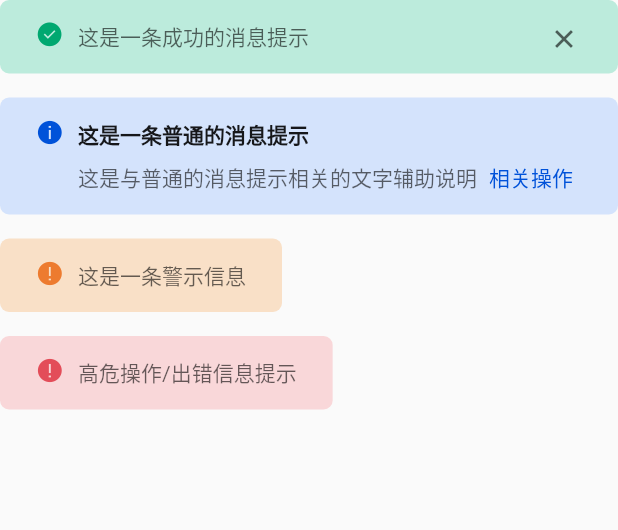
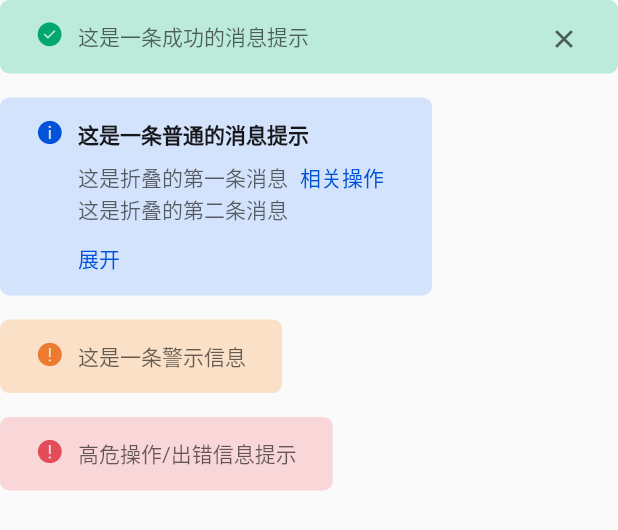
Before and after one commit to yixiaco/flutter_tdesign_desktop_ui, a Flutter app: the TAlertExample widget shown alone on an empty page, opened directly, on a phone screen of 412 x 824 dp. Shown: the top 530 px of the screen. Run offline on Flutter 3.47's test engine with Material 2 defaults, Android fonts, the phone set to English and light mode, and no system bars; our stand-ins replace flutter_svg, hooks_riverpod; Roboto replaces fonts that are missing (Microsoft YaHei).

Commit message:
最大行数展开

```diff
--- a/example/lib/components/alert/alert_example.dart
+++ b/example/lib/components/alert/alert_example.dart
@@ -12,14 +12,20 @@ class TAlertExample extends StatelessWidget {
       children: [
         const TAlert(
           theme: TAlertTheme.success,
-          message: Text('这是一条成功的消息提示'),
+          message: TextSpan(text: '这是一条成功的消息提示'),
           showClose: true,
           maxSize: true,
         ),
         TAlert(
           theme: TAlertTheme.info,
           title: const Text('这是一条普通的消息提示'),
-          message: const Text('这是与普通的消息提示相关的文字辅助说明'),
+          maxLine: 2,
+          message: const TextSpan(text: '''这是折叠的第一条消息
+这是折叠的第二条消息
+这是折叠的第三条消息
+这是折叠的第四条消息
+这是折叠的第五条消息
+这是折叠的第六条消息'''),
           operation: GestureDetector(
             onTap: () {
               print('相关操作');
@@ -29,11 +35,11 @@ class TAlertExample extends StatelessWidget {
         ),
         const TAlert(
           theme: TAlertTheme.warning,
-          message: Text('这是一条警示信息'),
+          message: TextSpan(text: '这是一条警示信息'),
         ),
         const TAlert(
           theme: TAlertTheme.error,
-          message: Text('高危操作/出错信息提示'),
+          message: TextSpan(text: '高危操作/出错信息提示'),
         ),
       ],
     );
--- a/lib/src/components/alert/alert.dart
+++ b/lib/src/components/alert/alert.dart
@@ -32,7 +32,7 @@ class TAlert extends StatefulWidget {
   final int maxLine;
 
   /// 内容（子元素）
-  final Widget? message;
+  final InlineSpan? message;
 
   /// 跟在告警内容后面的操作区。
   final Widget? operation;
@@ -58,10 +58,12 @@ class TAlert extends StatefulWidget {
 
 class _TAlertState extends State<TAlert> {
   late double _opacity;
+  late bool isExpand;
 
   @override
   void initState() {
     _opacity = 1;
+    isExpand = false;
     super.initState();
   }
 
@@ -142,27 +144,66 @@ class _TAlertState extends State<TAlert> {
     }
     //消息
     if (widget.message != null) {
-      message = DefaultTextStyle.merge(
-        style: TextStyle(
-          color: colorScheme.textColorSecondary,
-        ),
-        child: widget.message!,
+      message = TExpandableText(
+        inlineSpan: widget.message!,
+        maxLines: isExpand ? null : widget.maxLine,
+        builder: (context, child, isExpandable) {
+          return Column(
+            mainAxisSize: MainAxisSize.min,
+            crossAxisAlignment: CrossAxisAlignment.start,
+            children: [
+              AnimatedCrossFade(
+                firstChild: DefaultTextStyle.merge(
+                  maxLines: widget.maxLine <= 0 ? null : widget.maxLine,
+                  style: TextStyle(
+                    color: colorScheme.textColorSecondary,
+                    overflow: TextOverflow.ellipsis,
+                  ),
+                  child: child,
+                ),
+                secondChild: DefaultTextStyle.merge(
+                  style: TextStyle(color: colorScheme.textColorSecondary),
+                  child: child,
+                ),
+                crossFadeState: isExpand ? CrossFadeState.showSecond : CrossFadeState.showFirst,
+                duration: const Duration(milliseconds: 200),
+              ),
+              if (isExpandable || isExpand)
+                Padding(
+                  padding: const EdgeInsets.only(top: 12),
+                  child: DefaultTextStyle.merge(
+                    style: TextStyle(color: colorScheme.brandColor),
+                    child: TMaterialStateBuilder(
+                      onTap: () {
+                        setState(() {
+                          isExpand = !isExpand;
+                        });
+                      },
+                      builder: (context, states) {
+                        return isExpand ? const Text('收起') : const Text('展开');
+                      },
+                    ),
+                  ),
+                ),
+            ],
+          );
+        },
       );
-      if (widget.title != null) {
-        message = Padding(
-          padding: EdgeInsets.only(top: TVar.spacer),
-          child: message,
-        );
-      }
     }
-    if(message != null || operation != null){
+    if (message != null || operation != null) {
       message = Row(
         mainAxisSize: MainAxisSize.min,
-        crossAxisAlignment: CrossAxisAlignment.end,
+        crossAxisAlignment: CrossAxisAlignment.start,
         children: [
-          if(message != null) message,
-          if(operation != null) operation,
+          if (message != null) message,
+          if (operation != null) operation,
         ],
+      );
+    }
+    if (message != null && title != null) {
+      message = Padding(
+        padding: EdgeInsets.only(top: TVar.spacer),
+        child: message,
       );
     }
     // 关闭按钮
--- /dev/null
+++ b/lib/src/components/common/expandable_text.dart
@@ -0,0 +1,38 @@
+import 'package:flutter/widgets.dart';
+import 'package:tdesign_desktop_ui/tdesign_desktop_ui.dart';
+
+/// 判断文本是否展开
+class TExpandableText extends StatelessWidget {
+  const TExpandableText({
+    Key? key,
+    required this.inlineSpan,
+    required this.builder,
+    this.maxLines,
+  }) : super(key: key);
+
+  /// 判断的子组件
+  final InlineSpan inlineSpan;
+
+  /// 最大行数
+  final int? maxLines;
+
+  /// 构建器
+  final Widget Function(BuildContext context, Widget child, bool isExpandable) builder;
+
+  @override
+  Widget build(BuildContext context) {
+    var theme = TTheme.of(context);
+    return LayoutBuilder(
+      builder: (context, constraints) {
+        TextPainter textPainter;
+        if (maxLines != null && maxLines! > 0) {
+          textPainter = TextPainter(text: inlineSpan, textDirection: theme.textDirection, maxLines: maxLines);
+        } else {
+          textPainter = TextPainter(text: inlineSpan, textDirection: theme.textDirection);
+        }
+        textPainter.layout(minWidth: constraints.minWidth, maxWidth: constraints.maxWidth);
+        return builder(context, Text.rich(inlineSpan), textPainter.didExceedMaxLines);
+      },
+    );
+  }
+}
--- a/lib/tdesign_desktop_ui.dart
+++ b/lib/tdesign_desktop_ui.dart
@@ -34,6 +34,7 @@ export 'src/components/common/scroll/scroll_view.dart';
 export 'src/components/common/material_state_builder.dart';
 export 'src/components/common/fake_arrow.dart';
 export 'src/components/common/angle_ripple.dart';
+export 'src/components/common/expandable_text.dart';
 /// 按钮
 export 'src/components/button/button.dart';
 export 'src/components/button/button_theme.dart';
```
